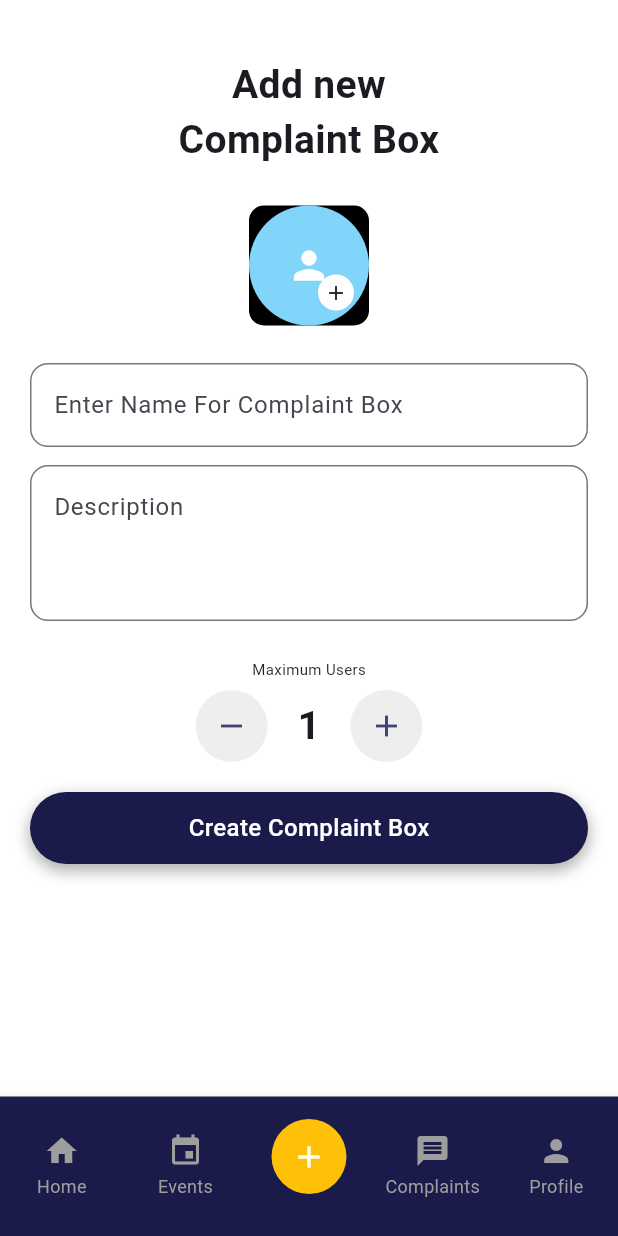
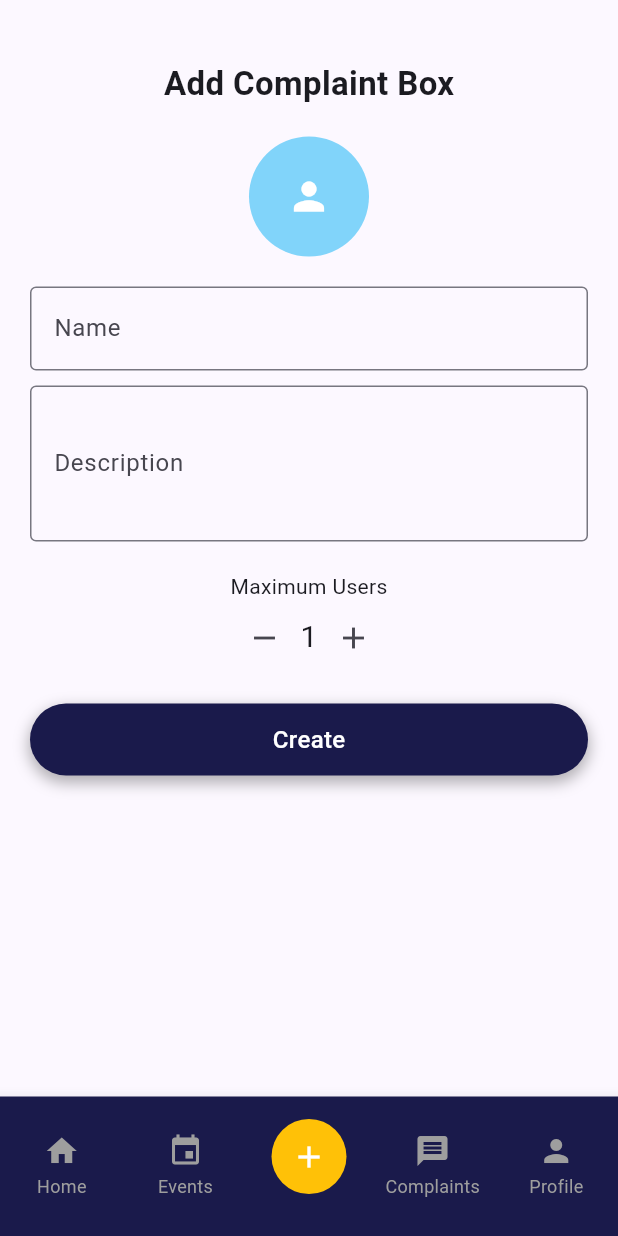
Before and after one commit to AbdulWahab100203/rcet_complaint, a Flutter app: the AddComplaintBox screen opened by its route, on a phone screen of 412 x 824 dp. Run offline on Flutter 3.47's test engine with Material 3 defaults, Android fonts, the phone set to English and light mode, and no system bars.

Commit message:
minor changes

```diff
--- a/lib/routes/app_routes.dart
+++ b/lib/routes/app_routes.dart
@@ -40,22 +40,19 @@ class AppRoutes {
     switch (settings.name) {
       case welcome:
         return MaterialPageRoute(
-          builder: (_) => const WelcomeScreen(),
+          builder: (_) => WelcomeScreen(),
         );
       case login:
         return MaterialPageRoute(
-          builder: (_) => LoginScreen(
-            emailController: TextEditingController(),
-            passwordController: TextEditingController(),
-          ),
+          builder: (_) => LoginScreen(),
         );
       case signup:
         return MaterialPageRoute(
-          builder: (_) => const SignUpScreen(),
+          builder: (_) => SignUpScreen(),
         );
       case signUpForm:
         return MaterialPageRoute(
-          builder: (_) => const SignUpFormScreen(),
+          builder: (_) => SignUpFormScreen(),
         );
       // case dashboard:
       //   return MaterialPageRoute(
@@ -63,15 +60,15 @@ class AppRoutes {
       //   );
       case setting:
         return MaterialPageRoute(
-          builder: (_) => const SettingScreen(),
+          builder: (_) => SettingScreen(),
         );
       case forget:
         return MaterialPageRoute(
-          builder: (_) => const ForgetScreen(),
+          builder: (_) => ForgetScreen(),
         );
       case complaintbox:
         return MaterialPageRoute(
-          builder: (_) => const ComplaintScreen(),
+          builder: (_) => ComplaintScreen(),
         );
       case event:
         return MaterialPageRoute(
@@ -83,24 +80,24 @@ class AppRoutes {
         );
       case help:
         return MaterialPageRoute(
-          builder: (_) => const HelpScreen(),
+          builder: (_) => HelpScreen(),
         );
       case policies:
         return MaterialPageRoute(
-          builder: (_) => const PoliciesScreen(),
+          builder: (_) => PoliciesScreen(),
         );
       case changePassword:
         return MaterialPageRoute(
-          builder: (_) => const ChangePassword(),
+          builder: (_) => ChangePassword(),
         );
       case reportProblem:
         return MaterialPageRoute(
-          builder: (_) => const ReportProblemScreen(),
+          builder: (_) => ReportProblemScreen(),
         );
       case editProfile:
-        return MaterialPageRoute(builder: (_) => const EditProfileScreen());
+        return MaterialPageRoute(builder: (_) => EditProfileScreen());
       case addComplaintBox:
-        return MaterialPageRoute(builder: (_) => const AddComplaintBox());
+        return MaterialPageRoute(builder: (_) => AddComplaintBox());
       default:
         return MaterialPageRoute(
           builder: (_) => Scaffold(
--- a/lib/screens/auth/forget_screen.dart
+++ b/lib/screens/auth/forget_screen.dart
@@ -4,7 +4,6 @@ import '../../widgets/primary_button.dart';
 import '../../widgets/text_input_field.dart';
 
 class ForgetScreen extends StatelessWidget {
-  const ForgetScreen({super.key});
 
   @override
   Widget build(BuildContext context) {
--- a/lib/screens/auth/signup_form_screen.dart
+++ b/lib/screens/auth/signup_form_screen.dart
@@ -2,7 +2,6 @@ import 'package:flutter/material.dart';
 import '../../routes/app_routes.dart';
 
 class SignUpFormScreen extends StatelessWidget {
-  const SignUpFormScreen({super.key});
 
   @override
   Widget build(BuildContext context) {
--- a/lib/screens/auth/signup_screen.dart
+++ b/lib/screens/auth/signup_screen.dart
@@ -4,8 +4,6 @@ import '../../widgets/social_login_button.dart';
 import '../../widgets/primary_button.dart';
 
 class SignUpScreen extends StatelessWidget {
-  const SignUpScreen({super.key});
-
   @override
   Widget build(BuildContext context) {
     return Scaffold(
--- a/lib/screens/auth/welcome_screen.dart
+++ b/lib/screens/auth/welcome_screen.dart
@@ -3,13 +3,11 @@ import '../../routes/app_routes.dart';
 import '../../widgets/primary_button.dart';
 
 class WelcomeScreen extends StatelessWidget {
-  const WelcomeScreen({super.key});
-
   @override
   Widget build(BuildContext context) {
     return Scaffold(
       backgroundColor: Colors.white,
-      body: SafeArea(
+      body: SafeArea(//prevent from overlapping
         child: Padding(
           padding: const EdgeInsets.symmetric(horizontal: 24.0),
           child: Column(
--- a/lib/screens/dashboard/add_complaint_box.dart
+++ b/lib/screens/dashboard/add_complaint_box.dart
@@ -4,147 +4,75 @@ import '../../widgets/primary_button.dart';
 import '../../widgets/custom_bottom_bar.dart';
 
 class AddComplaintBox extends StatefulWidget {
-  const AddComplaintBox({super.key});
-
   @override
   State<AddComplaintBox> createState() => _AddComplaintBoxState();
 }
-
 class _AddComplaintBoxState extends State<AddComplaintBox> {
-  final TextEditingController _nameController = TextEditingController();
-  final TextEditingController _descriptionController = TextEditingController();
+  String name = '';
+  String description = '';
   int _maxUsers = 1;
-  int _selectedIndex = 2; // Events tab is selected
-
+  int _selectedIndex = 2;
   @override
   Widget build(BuildContext context) {
     return Scaffold(
-      backgroundColor: Colors.white,
       body: SafeArea(
         child: SingleChildScrollView(
           padding: const EdgeInsets.all(20),
           child: Column(
-            crossAxisAlignment: CrossAxisAlignment.center,
             children: [
-              const SizedBox(height: 18),
+              const SizedBox(height: 20),
               const Text(
-                'Add new\nComplaint Box',
-                textAlign: TextAlign.center,
-                style: TextStyle(
-                  fontSize: 26,
-                  fontWeight: FontWeight.bold,
+                'Add Complaint Box',
+                style: TextStyle(fontSize: 22, fontWeight: FontWeight.bold),
+              ),
+              const SizedBox(height: 20),
+              CircleAvatar(
+                radius: 40,
+                backgroundColor: Colors.lightBlue[200],
+                child: const Icon(Icons.person, size: 30, color: Colors.white),
+              ),
+              const SizedBox(height: 20),
+              TextField(
+                onChanged: (value) => name = value,
+                decoration: const InputDecoration(
+                  labelText: 'Name',
+                  border: OutlineInputBorder(),
                 ),
               ),
-              const SizedBox(height: 25),
-              Container(
-                width: 80,
-                height: 80,
-                decoration: BoxDecoration(
-                  color: Colors.black,
-                  borderRadius: BorderRadius.circular(10),
-                ),
-                child: Stack(
-                  children: [
-                    Center(
-                      child: CircleAvatar(
-                        radius: 40,
-                        backgroundColor: Colors.lightBlue[200],
-                        child: const Icon(
-                          Icons.person,
-                          size: 30,
-                          color: Colors.white,
+              const SizedBox(height: 10),
+              TextField(
+                onChanged: (value) => description = value,
+                maxLines: 3,
+                decoration: const InputDecoration(
+                  labelText: 'Description',
+                  border: OutlineInputBorder(),
                 ),
               ),
-                    ),
-                    Positioned(
-                      right: 10,
-                      bottom: 10,
-                      child: Container(
-                        padding: const EdgeInsets.all(4),
-                        decoration: const BoxDecoration(
-                          color: Colors.white,
-                          shape: BoxShape.circle,
-                        ),
-                        child: const Icon(Icons.add, size: 16),
-                      ),
-                    ),
-                  ],
-                ),
-              ),
-              const SizedBox(height: 25),
-              TextField(
-                controller: _nameController,
-                decoration: InputDecoration(
-                  labelText: 'Enter Name For Complaint Box',
-                  border: OutlineInputBorder(
-                    borderRadius: BorderRadius.circular(12),
-                  ),
-                ),
-              ),
-              const SizedBox(height: 12),
-              TextField(
-                controller: _descriptionController,
-                maxLines: 3,
-                decoration: InputDecoration(
-                  labelText: 'Description',
-                  alignLabelWithHint: true,
-                  border: OutlineInputBorder(
-                    borderRadius: BorderRadius.circular(12),
-                  ),
-                ),
-              ),
-              const SizedBox(height: 25),
-              const Text(
-                'Maximum Users',
-                style: TextStyle(fontSize: 10),
-              ),
-              const SizedBox(height: 7),
+              const SizedBox(height: 20),
+              const Text('Maximum Users'),
               Row(
                 mainAxisAlignment: MainAxisAlignment.center,
                 children: [
-                  CircleAvatar(
-                    radius: 24,
-                    backgroundColor: Colors.grey[200],
-                    child: IconButton(
+                  IconButton(
                     icon: const Icon(Icons.remove),
                     onPressed: () {
                       if (_maxUsers > 1) {
-                          setState(() {
-                            _maxUsers--;
-                          });
+                        setState(() => _maxUsers--);
                       }
                     },
                   ),
-                  ),
-                  Padding(
-                    padding: const EdgeInsets.symmetric(horizontal: 20),
-                    child: Text(
-                      '$_maxUsers',
-                      style: const TextStyle(
-                        fontSize: 26,
-                        fontWeight: FontWeight.bold,
-                      ),
-                    ),
-                  ),
-                  CircleAvatar(
-                    radius: 24,
-                    backgroundColor: Colors.grey[200],
-                    child: IconButton(
+                  Text('$_maxUsers', style: const TextStyle(fontSize: 20)),
+                  IconButton(
                     icon: const Icon(Icons.add),
-                      onPressed: () {
-                        setState(() {
-                          _maxUsers++;
-                        });
-                      },
-                    ),
+                    onPressed: () => setState(() => _maxUsers++),
                   ),
                 ],
               ),
               const SizedBox(height: 20),
               PrimaryButton(
-                text: 'Create Complaint Box',
+                text: 'Create',
                 onPressed: () {
-                  // Handle create complaint box
+                  // You can use `name`, `description`, and `_maxUsers` here
                   Navigator.pop(context);
                 },
               ),
@@ -155,24 +83,19 @@ class _AddComplaintBoxState extends State<AddComplaintBox> {
       bottomNavigationBar: CustomBottomBar(
         selectedIndex: _selectedIndex,
         onTap: (index) {
-          setState(() {
-            _selectedIndex = index;
-          });
-          // Handle navigation based on index
+          setState(() => _selectedIndex = index);
           switch (index) {
-            case 0: // Home
+            case 0:
               Navigator.pushReplacementNamed(context, AppRoutes.mainDashboard);
               break;
-            case 1: // Events
-              break; // Already on events
-            case 2: // Events
+            case 2:
               Navigator.pushReplacementNamed(
                   context, AppRoutes.addComplaintBox);
-              break; // Already on events
-            case 3: // Complaints
+              break;
+            case 3:
               Navigator.pushReplacementNamed(context, AppRoutes.complaintbox);
               break;
-            case 4: // Profile
+            case 4:
               Navigator.pushReplacementNamed(context, AppRoutes.setting);
               break;
           }
--- a/lib/screens/dashboard/complaint_box.dart
+++ b/lib/screens/dashboard/complaint_box.dart
@@ -5,7 +5,6 @@ import '../../widgets/primary_button.dart';
 import '../../routes/app_routes.dart';
 
 class ComplaintScreen extends StatefulWidget {
-  const ComplaintScreen({super.key});
 
   @override
   State<ComplaintScreen> createState() => _ComplaintScreenState();
--- a/lib/screens/dashboard/edit_profile.dart
+++ b/lib/screens/dashboard/edit_profile.dart
@@ -3,7 +3,6 @@ import '../../widgets/profile_pic.dart';
 import '../../widgets/custom_text_field.dart';
 
 class EditProfileScreen extends StatelessWidget {
-  const EditProfileScreen({super.key});
 
   @override
   Widget build(BuildContext context) {
--- a/lib/screens/dashboard/event.dart
+++ b/lib/screens/dashboard/event.dart
@@ -5,7 +5,6 @@ import '../../widgets/date_selector.dart';
 import '../../widgets/custom_bottom_bar.dart';
 
 class EventScheduleScreen extends StatefulWidget {
-  const EventScheduleScreen({super.key});
 
   @override
   State<EventScheduleScreen> createState() => _EventScheduleScreenState();
--- a/lib/screens/dashboard/help.dart
+++ b/lib/screens/dashboard/help.dart
@@ -1,7 +1,6 @@
 import 'package:flutter/material.dart';
 
 class HelpScreen extends StatelessWidget {
-  const HelpScreen({super.key});
 
   @override
   Widget build(BuildContext context) {
--- a/lib/screens/dashboard/policies.dart
+++ b/lib/screens/dashboard/policies.dart
@@ -1,7 +1,6 @@
 import 'package:flutter/material.dart';
 
 class PoliciesScreen extends StatelessWidget {
-  const PoliciesScreen({super.key});
 
   @override
   Widget build(BuildContext context) {
--- a/lib/screens/dashboard/resolved_complaints.dart
+++ b/lib/screens/dashboard/resolved_complaints.dart
@@ -2,7 +2,7 @@ import 'package:flutter/material.dart';
 import 'package:rcet_complaint/widgets/dashboard_card.dart';
 
 class ResolvedComplaints extends StatelessWidget {
-  const ResolvedComplaints({super.key});
+
 
   @override
   Widget build(BuildContext context) {
```
Also changed, not shown: lib/screens/auth/login_screen.dart (+7 -18 lines), lib/screens/dashboard/main_dashboard_screen.dart (+2 -5 lines), lib/screens/dashboard/report_problem.dart (+4 -27 lines). Lines whose indentation alone changed are shown as unchanged.
